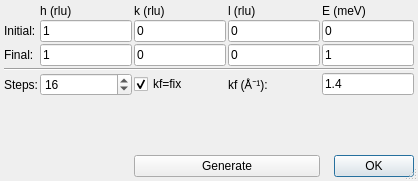
jkrueger1/takin_ill, file core/ui/genpos.ui: the form before one commit.
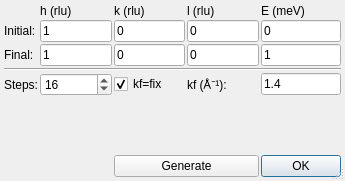
The form after the commit.

```diff
--- a/core/ui/genpos.ui
+++ b/core/ui/genpos.ui
@@ -6,7 +6,7 @@
    <rect>
     <x>0</x>
     <y>0</y>
-    <width>418</width>
+    <width>345</width>
     <height>181</height>
    </rect>
   </property>
@@ -34,6 +34,12 @@
    </property>
    <item row="6" column="4">
     <widget class="QDialogButtonBox" name="buttonBox">
+     <property name="sizePolicy">
+      <sizepolicy hsizetype="Expanding" vsizetype="Preferred">
+       <horstretch>0</horstretch>
+       <verstretch>0</verstretch>
+      </sizepolicy>
+     </property>
      <property name="orientation">
       <enum>Qt::Horizontal</enum>
      </property>
```
